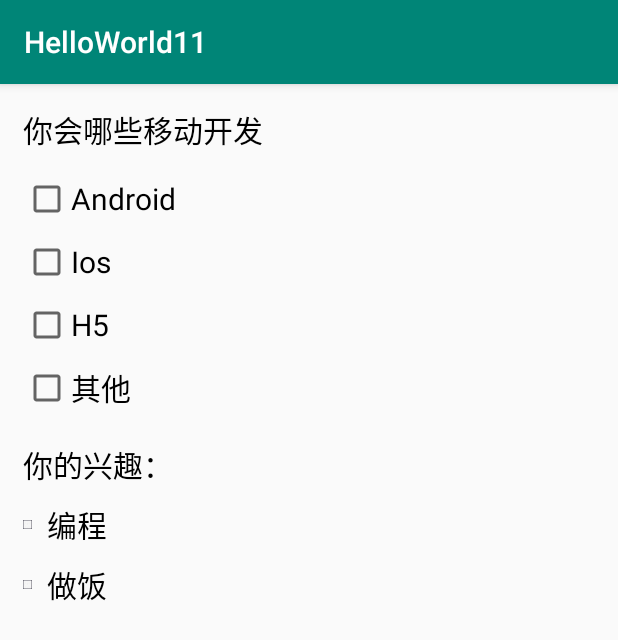
After one commit to wangyu32/androidHelloWorld, an Android app: the CheckBoxActivity screen opened directly, with no data from a screen before it, on a phone screen of 412 x 824 dp. The commit adds this screen. Shown: the top 640 px of the screen. Run offline under Robolectric (Android 15) with nearby library versions, the light colour scheme and no system bars.

Commit message:
checkBox

```diff
--- a/app/src/main/AndroidManifest.xml
+++ b/app/src/main/AndroidManifest.xml
@@ -20,9 +20,8 @@
         <activity android:name=".ButtonActivity" />
         <activity android:name=".EditTextActivity" />
         <activity android:name=".RadioButtonActivity" />
-        <!--
-
-        -->
+        <!--   -->
+        <activity android:name=".CheckBoxActivity"></activity>
     </application>
 
 </manifest>
--- /dev/null
+++ b/app/src/main/java/demo/com/wangyu/helloworld/CheckBoxActivity.java
@@ -0,0 +1,36 @@
+package demo.com.wangyu.helloworld;
+
+import android.support.v7.app.AppCompatActivity;
+import android.os.Bundle;
+import android.widget.Button;
+import android.widget.CheckBox;
+import android.widget.CompoundButton;
+import android.widget.Toast;
+
+public class CheckBoxActivity extends AppCompatActivity {
+
+    private CheckBox mCb5, mCb6;
+
+    @Override
+    protected void onCreate(Bundle savedInstanceState) {
+        super.onCreate(savedInstanceState);
+        setContentView(R.layout.activity_check_box);
+        mCb5 = (CheckBox)findViewById(R.id.cb_5);
+        mCb6 = (CheckBox)findViewById(R.id.cb_6);
+
+        mCb5.setOnCheckedChangeListener(new CompoundButton.OnCheckedChangeListener() {
+            @Override
+            public void onCheckedChanged(CompoundButton buttonView, boolean isChecked) {
+                Toast.makeText(CheckBoxActivity.this, isChecked ? "5选中" : "5未选中" , Toast.LENGTH_SHORT).show();
+            }
+        });
+
+        mCb6.setOnCheckedChangeListener(new CompoundButton.OnCheckedChangeListener() {
+            @Override
+            public void onCheckedChanged(CompoundButton buttonView, boolean isChecked) {
+                Toast.makeText(CheckBoxActivity.this, isChecked ? "6选中" : "6未选中" , Toast.LENGTH_SHORT).show();
+            }
+        });
+
+    }
+}
--- a/app/src/main/java/demo/com/wangyu/helloworld/MainActivity.java
+++ b/app/src/main/java/demo/com/wangyu/helloworld/MainActivity.java
@@ -12,6 +12,7 @@ public class MainActivity extends AppCompatActivity {
     private Button mBtnButton;
     private Button mBtnEditText;
     private Button mBtnRadioButton;
+    private Button mBtnCheckBox;
 
     @Override
     protected void onCreate(Bundle savedInstanceState) {
@@ -21,6 +22,7 @@ public class MainActivity extends AppCompatActivity {
         mBtnButton = (Button)findViewById(R.id.btn_button);
         mBtnEditText = (Button)findViewById(R.id.btn_edittext);
         mBtnRadioButton = (Button)findViewById(R.id.btn_radiobutton);
+        mBtnCheckBox = (Button)findViewById(R.id.btn_checkBox);
         setListeners();
     }
 
@@ -30,6 +32,7 @@ public class MainActivity extends AppCompatActivity {
         mBtnButton.setOnClickListener(onClick);
         mBtnEditText.setOnClickListener(onClick);
         mBtnRadioButton.setOnClickListener(onClick);
+        mBtnCheckBox.setOnClickListener(onClick);
     }
 
     public class OnClick implements View.OnClickListener{
@@ -50,6 +53,9 @@ public class MainActivity extends AppCompatActivity {
                 case R.id.btn_radiobutton:
                     intent = new Intent(MainActivity.this, RadioButtonActivity.class);
                     break;
+                case R.id.btn_checkBox:
+                    intent = new Intent(MainActivity.this, CheckBoxActivity.class);
+                    break;
             }
             startActivity(intent);
         }
--- /dev/null
+++ b/app/src/main/res/drawable/bg_checkbox.xml
@@ -0,0 +1,7 @@
+<?xml version="1.0" encoding="utf-8"?>
+<selector xmlns:android="http://schemas.android.com/apk/res/android">
+
+    <item android:state_checked="false" android:drawable="@drawable/icon_checkbox_false"/>
+    <item android:state_checked="true" android:drawable="@drawable/icon_checkbox_true"/>
+
+</selector>
--- /dev/null
+++ b/app/src/main/res/layout/activity_check_box.xml
@@ -0,0 +1,101 @@
+<?xml version="1.0" encoding="utf-8"?>
+<RelativeLayout xmlns:android="http://schemas.android.com/apk/res/android"
+    xmlns:app="http://schemas.android.com/apk/res-auto"
+    xmlns:tools="http://schemas.android.com/tools"
+    android:layout_width="match_parent"
+    android:layout_height="match_parent"
+    tools:context=".CheckBoxActivity"
+    android:padding="15dp"
+    >
+
+    <TextView
+        android:id="@+id/tv_title"
+        android:layout_width="wrap_content"
+        android:layout_height="wrap_content"
+        android:text="你会哪些移动开发"
+        android:textSize="20sp"
+        android:textColor="#000"
+        android:layout_marginBottom="5dp"
+        />
+
+    <CheckBox
+        android:id="@+id/cb_1"
+        android:layout_width="wrap_content"
+        android:layout_height="wrap_content"
+        android:text="Android"
+        android:textSize="20sp"
+        android:layout_below="@id/tv_title"
+        android:layout_marginTop="10dp"
+        />
+
+    <CheckBox
+        android:id="@+id/cb_2"
+        android:layout_width="wrap_content"
+        android:layout_height="wrap_content"
+        android:text="Ios"
+        android:textSize="20sp"
+        android:layout_below="@id/cb_1"
+        android:layout_marginTop="10dp"
+        />
+
+      <CheckBox
+        android:id="@+id/cb_3"
+        android:layout_width="wrap_content"
+        android:layout_height="wrap_content"
+        android:text="H5"
+        android:textSize="20sp"
+        android:layout_below="@id/cb_2"
+        android:layout_marginTop="10dp"
+        />
+
+        <CheckBox
+        android:id="@+id/cb_4"
+        android:layout_width="wrap_content"
+        android:layout_height="wrap_content"
+        android:text="其他"
+        android:textSize="20sp"
+        android:layout_below="@id/cb_3"
+        android:layout_marginTop="10dp"
+        />
+
+        <LinearLayout
+            android:layout_width="match_parent"
+            android:layout_height="wrap_content"
+            android:orientation="vertical"
+            android:layout_below="@id/cb_4"
+            android:layout_marginTop="20dp"
+            >
+
+            <TextView
+                android:layout_width="wrap_content"
+                android:layout_height="wrap_content"
+                android:text="你的兴趣："
+                android:textSize="20sp"
+                android:textColor="#000"
+                />
+
+            <CheckBox
+                android:id="@+id/cb_5"
+                android:layout_width="wrap_content"
+                android:layout_height="wrap_content"
+                android:text="编程"
+                android:textSize="20sp"
+                android:layout_marginTop="10dp"
+                android:button="@drawable/bg_checkbox"
+                android:paddingLeft="10dp"
+                />
+
+            <CheckBox
+                android:id="@+id/cb_6"
+                android:layout_width="wrap_content"
+                android:layout_height="wrap_content"
+                android:text="做饭"
+                android:textSize="20sp"
+                android:layout_marginTop="10dp"
+                android:button="@drawable/bg_checkbox"
+                android:paddingLeft="10dp"
+                />
+        </LinearLayout>
+
+
+</RelativeLayout>
--- a/app/src/main/res/layout/activity_main.xml
+++ b/app/src/main/res/layout/activity_main.xml
@@ -33,4 +33,11 @@
         android:text="RadioButton"
         android:textAllCaps="false"/>
 
+    <Button
+        android:id="@+id/btn_checkBox"
+        android:layout_width="match_parent"
+        android:layout_height="wrap_content"
+        android:text="CheckBox"
+        android:textAllCaps="false"/>
+
 </LinearLayout>
```
Also changed, not shown: app/src/main/res/drawable-xxhdpi/icon_checkbox_false.png (added), app/src/main/res/drawable-xxhdpi/icon_checkbox_true.png (added).
